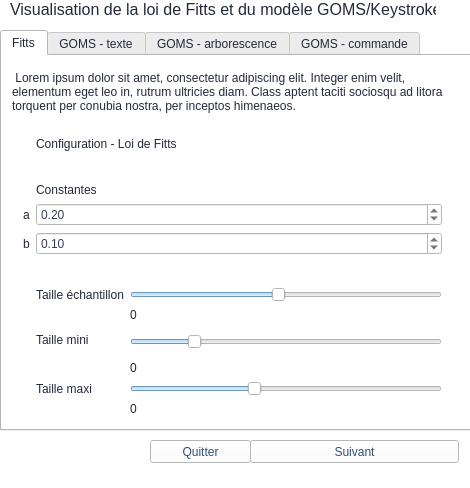
This is mainwindow.ui in Anthex/GL40 as Qt 5 draws it before an edit. The edited form follows.
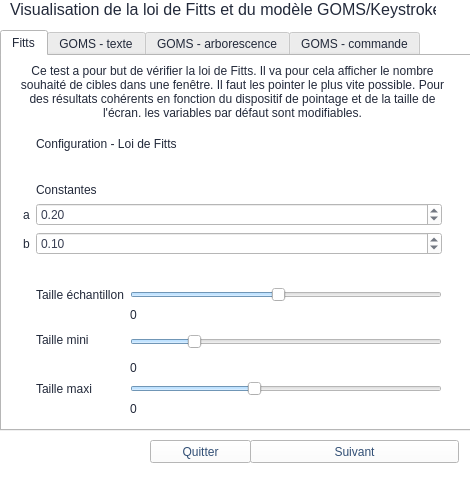
This is the edited form.

The edit to the form file:
```diff
--- a/mainwindow.ui
+++ b/mainwindow.ui
@@ -661,7 +661,10 @@
        </rect>
       </property>
       <property name="text">
-       <string>&lt;Explication Fitts&gt; Lorem ipsum dolor sit amet, consectetur adipiscing elit. Integer enim velit, elementum eget leo in, rutrum ultricies diam. Class aptent taciti sociosqu ad litora torquent per conubia nostra, per inceptos himenaeos. </string>
+       <string>Ce test a pour but de vérifier la loi de Fitts. Il va pour cela afficher le nombre souhaité de cibles dans une fenêtre. Il faut les pointer le plus vite possible. Pour des résultats cohérents en fonction du dispositif de pointage et de la taille de l'écran, les variables par défaut sont modifiables.</string>
+      </property>
+      <property name="alignment">
+       <set>Qt::AlignCenter</set>
       </property>
       <property name="wordWrap">
        <bool>true</bool>
```
